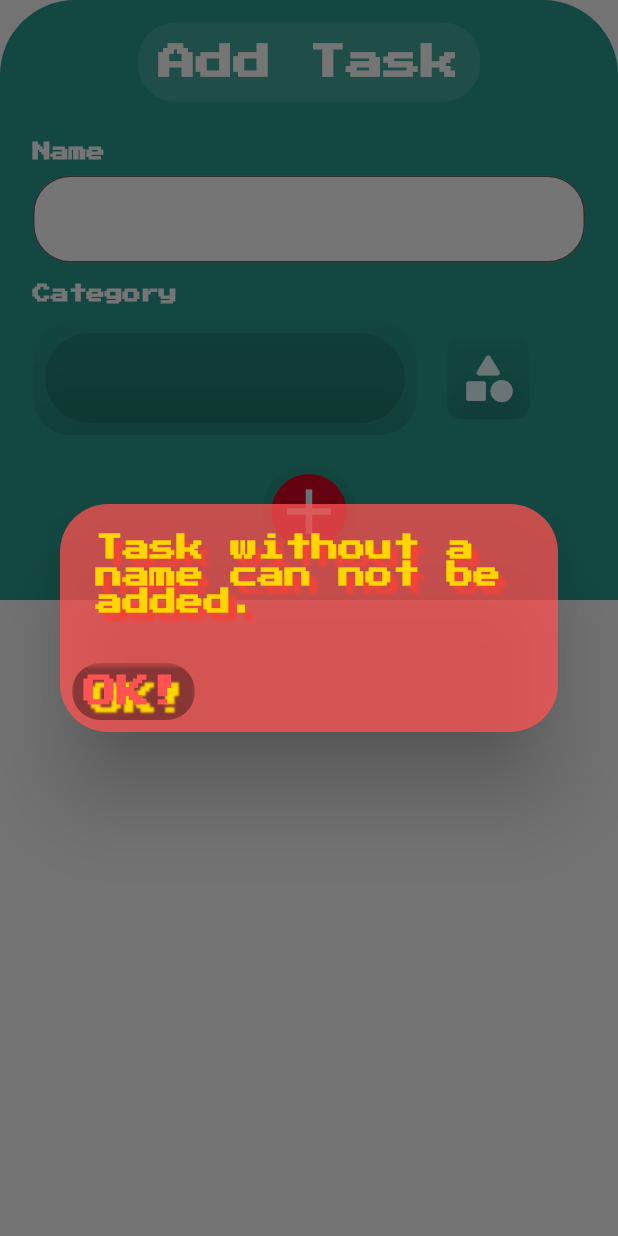
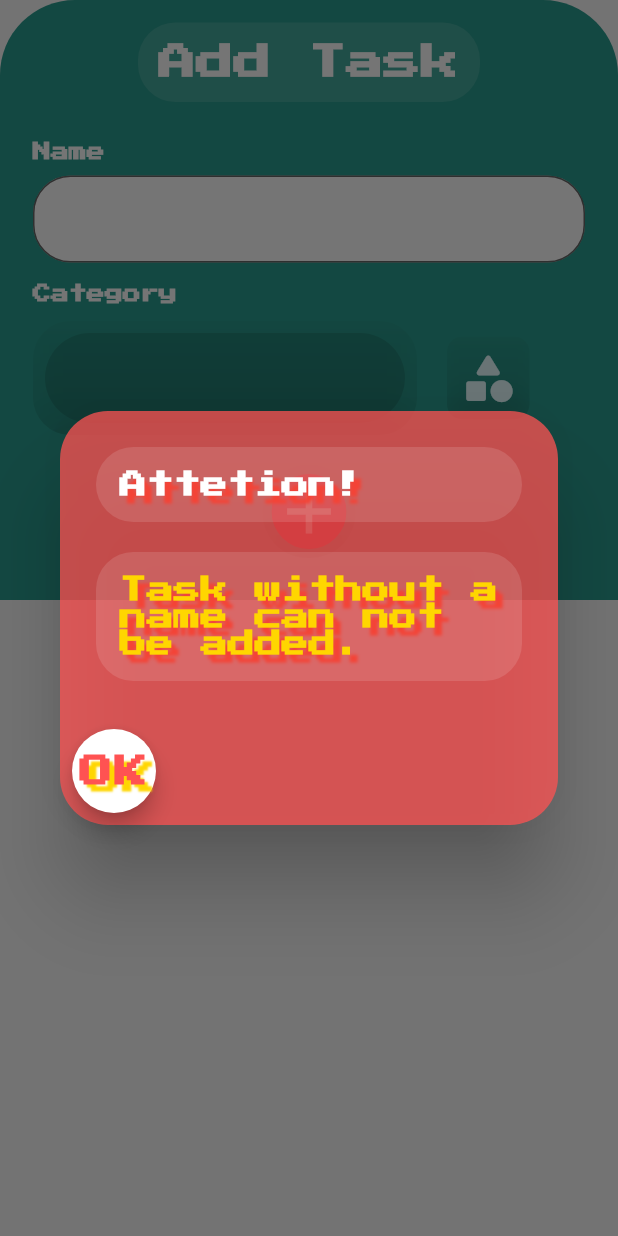
Before and after one commit to lightScout/checkit, a Flutter app: the AddTaskScreen2 widget shown alone on an empty page, opened directly, after a tap on the "add" icon, on a phone screen of 412 x 824 dp. Run offline on Flutter 3.47's test engine with Material 2 defaults, Android fonts, the phone set to English and light mode, and no system bars; drawn by our look-alikes of carousel_slider; our stand-ins replace hive, hive_flutter; missing offline and left inert: app_settings, fab_circular_menu; accounts and stored records are empty; generated files the repository leaves out were written again.

```diff
--- a/lib/screens/add_task_screen2.dart
+++ b/lib/screens/add_task_screen2.dart
@@ -6,6 +6,7 @@ import 'package:flutter/material.dart';
 import 'package:hive/hive.dart';
 import 'package:intl/intl.dart';
 import 'package:hive_flutter/hive_flutter.dart';
+import 'package:ciao_app/widgets/custom_cliprrect.dart' as CustumClipRRect;
 
 class AddTaskScreen2 extends StatefulWidget {
   static DateFormat dateFormat = DateFormat('DD-MM-yyyy');
@@ -148,7 +149,33 @@ class _AddTaskScreen2State extends State<AddTaskScreen2> {
             ),
           ),
           backgroundColor: Colors.redAccent.withOpacity(.75),
-          content: Text(
+          title: ClipRRect(
+            borderRadius: BorderRadius.all(Radius.circular(25)),
+            child: Container(
+              color: Colors.white12,
+              child: Padding(
+                padding: const EdgeInsets.all(16.0),
+                child: Text(
+                  "Attetion!",
+                  style: Klogo.copyWith(
+                    fontSize: 18,
+                    shadows: [
+                      Shadow(
+                        blurRadius: 2.0,
+                        color: Colors.red,
+                        offset: Offset(5.0, 5.0),
+                      ),
+                    ],
+                    color: Colors.white,
+                  ),
+                ),
+              ),
+            ),
+          ),
+          content: CustumClipRRect.customClipRRect(
+            child: Padding(
+              padding: const EdgeInsets.all(16.0),
+              child: Text(
                 "Task without a name can not be added.",
                 style: Klogo.copyWith(
                   fontSize: 18,
@@ -162,6 +189,8 @@ class _AddTaskScreen2State extends State<AddTaskScreen2> {
                   color: Colors.yellowAccent[700],
                 ),
               ),
+            ),
+          ),
           actions: <Widget>[
             // Button at the bottom of the dialog
             Row(
@@ -169,16 +198,15 @@ class _AddTaskScreen2State extends State<AddTaskScreen2> {
               children: [
                 Padding(
                   padding: const EdgeInsets.only(right: 12.0),
-                  child: ClipRRect(
-                    borderRadius: BorderRadius.all(Radius.circular(25)),
-                    child: Material(
-                      elevation: 1,
-                      color: Colors.black12,
-                      child: Padding(
-                        padding: const EdgeInsets.all(8.0),
-                        child: GestureDetector(
+                  child: FloatingActionButton(
+                    heroTag: 'NoTaskNameFAB',
+                    splashColor: Colors.blue,
+                    backgroundColor: Colors.white,
+                    onPressed: () {
+                      Navigator.of(context).pop();
+                    },
                     child: Text(
-                            'OK!',
+                      'OK',
                       style: Klogo.copyWith(
                         color: Colors.redAccent[200],
                         fontSize: 22,
@@ -189,12 +217,6 @@ class _AddTaskScreen2State extends State<AddTaskScreen2> {
                             blurRadius: 1,
                           )
                         ],
-                            ),
-                          ),
-                          onTap: () {
-                            Navigator.of(context).pop();
-                          },
-                        ),
                       ),
                     ),
                   ),
--- /dev/null
+++ b/lib/widgets/custom_cliprrect.dart
@@ -0,0 +1,11 @@
+import 'package:flutter/material.dart';
+
+Widget customClipRRect({Widget child}) {
+  return ClipRRect(
+    borderRadius: BorderRadius.all(Radius.circular(25)),
+    child: Container(
+      color: Colors.white12,
+      child: child,
+    ),
+  );
+}
```
Also changed, not shown: lib/screens/dashboard_screen.dart (+126 -10 lines). Lines whose indentation alone changed are shown as unchanged.
